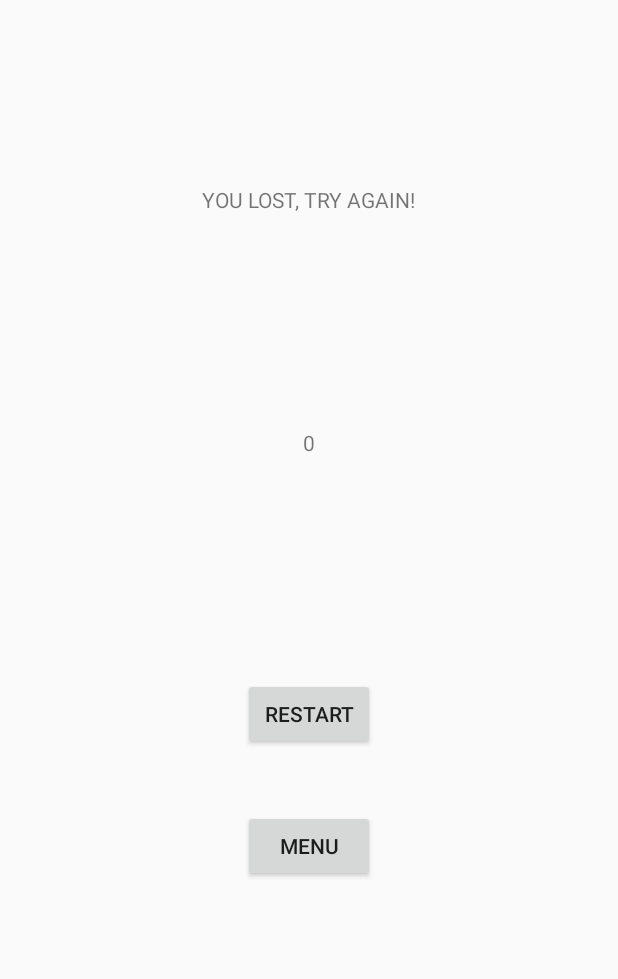
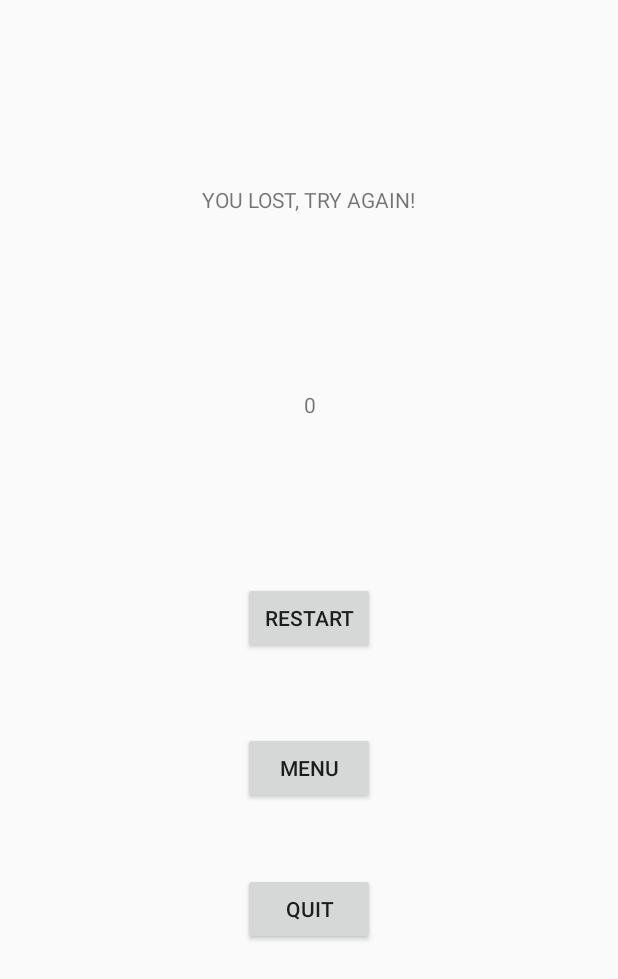
Before and after one commit to init-andrea/DroidShooter, an Android app: the EndScreenActivity screen opened directly, with no data from a screen before it, on a phone screen of 412 x 824 dp. Shown: the top 979 px of the screen. Run offline under Robolectric (Android 15) with nearby library versions, the phone set to English and light mode, and no system bars.

Commit message:
Added Utilities class for utility methods. End screen buttons working.

```diff
--- a/app/src/main/java/unipg/pigdm/droidshooter/controller/EndScreenActivity.java
+++ b/app/src/main/java/unipg/pigdm/droidshooter/controller/EndScreenActivity.java
@@ -1,5 +1,6 @@
 package unipg.pigdm.droidshooter.controller;
 
+import android.content.Intent;
 import android.os.Bundle;
 import android.view.View;
 import android.widget.Button;
@@ -12,7 +13,7 @@ import unipg.pigdm.droidshooter.R;
 public class EndScreenActivity extends AppCompatActivity {
 
     private TextView endText, endScore;
-    private Button restartButton, menuButton;
+    private Button restartButton, menuButton, quitButton;
 
     private View.OnClickListener restartClickListener = new View.OnClickListener() {
 
@@ -32,6 +33,15 @@ public class EndScreenActivity extends AppCompatActivity {
 
     };
 
+    private View.OnClickListener quitClickListener = new View.OnClickListener() {
+
+        @Override
+        public void onClick(View v) {
+            quitGame();
+        }
+
+    };
+
 
     @Override
     protected void onCreate(Bundle savedInstanceState) {
@@ -43,11 +53,13 @@ public class EndScreenActivity extends AppCompatActivity {
         endText = findViewById(R.id.endGameTextView);
         restartButton = findViewById(R.id.restartButton);
         menuButton = findViewById(R.id.menuButton);
+        quitButton = findViewById(R.id.endQuitButton);
         endScore.setText(String.valueOf(GameActivity.getScore()));
         setEndText(gameWon);
 
         restartButton.setOnClickListener(restartClickListener);
         menuButton.setOnClickListener(menuClickListener);
+        quitButton.setOnClickListener(quitClickListener);
     }
 
     private void setEndText(boolean result) {
@@ -59,11 +71,19 @@ public class EndScreenActivity extends AppCompatActivity {
     }
 
     private void restartGame(View view) {
-
+        Intent intent = new Intent(EndScreenActivity.this, GameActivity.class);
+        startActivity(intent);
     }
 
     private void backToMenu(View view) {
+        Intent intent = new Intent(EndScreenActivity.this, StartGameActivity.class);
+        startActivity(intent);
+    }
 
+    private void quitGame() {
+        finishAffinity();
+        finish();
+        System.exit(0);
     }
 
 }
--- a/app/src/main/java/unipg/pigdm/droidshooter/model/EnemyManager.java
+++ b/app/src/main/java/unipg/pigdm/droidshooter/model/EnemyManager.java
@@ -10,6 +10,8 @@ import java.util.Random;
 
 import unipg.pigdm.droidshooter.controller.GameActivity;
 import unipg.pigdm.droidshooter.view.CustomGameView;
+
+import static unipg.pigdm.droidshooter.util.Utilities.pxFromDp;
 
 public class EnemyManager {
 
@@ -172,13 +174,15 @@ public class EnemyManager {
         return Bitmap.createBitmap(bitmap, 0, 0, bitmap.getWidth(), bitmap.getHeight(), matrix, true);
     }
 
+    /*
     //From dp to px
     public static int pxFromDp(float dp) {
         return (int) (dp * CustomGameView.getDensity());
     }
 
-    //from px to dp
+    //From px to dp
     public static int dpFromPx(float px) {
         return (int) (px / CustomGameView.getDensity());
     }
+    */
 }
--- a/app/src/main/res/layout/activity_end.xml
+++ b/app/src/main/res/layout/activity_end.xml
@@ -1,7 +1,6 @@
 <?xml version="1.0" encoding="utf-8"?>
 <androidx.constraintlayout.widget.ConstraintLayout xmlns:android="http://schemas.android.com/apk/res/android"
     xmlns:app="http://schemas.android.com/apk/res-auto"
-    xmlns:tools="http://schemas.android.com/tools"
     android:layout_width="match_parent"
     android:layout_height="match_parent">
 
@@ -23,19 +22,20 @@
         android:text=""
         app:layout_constraintBottom_toBottomOf="parent"
         app:layout_constraintEnd_toEndOf="parent"
+        app:layout_constraintHorizontal_bias="0.501"
         app:layout_constraintStart_toStartOf="parent"
         app:layout_constraintTop_toTopOf="parent"
-        app:layout_constraintVertical_bias="0.355" />
+        app:layout_constraintVertical_bias="0.323" />
 
     <Button
         android:id="@+id/restartButton"
         android:layout_width="wrap_content"
         android:layout_height="wrap_content"
-        android:layout_marginBottom="324dp"
         android:text="@string/restart_button"
         app:layout_constraintBottom_toBottomOf="parent"
         app:layout_constraintEnd_toEndOf="parent"
-        app:layout_constraintStart_toStartOf="parent" />
+        app:layout_constraintStart_toStartOf="parent"
+        app:layout_constraintTop_toTopOf="parent" />
 
     <Button
         android:id="@+id/menuButton"
@@ -46,6 +46,19 @@
         app:layout_constraintBottom_toBottomOf="parent"
         app:layout_constraintEnd_toEndOf="parent"
         app:layout_constraintHorizontal_bias="0.501"
-        app:layout_constraintStart_toStartOf="parent" />
+        app:layout_constraintStart_toStartOf="parent"
+        app:layout_constraintTop_toBottomOf="@+id/restartButton" />
+
+    <Button
+        android:id="@+id/endQuitButton"
+        android:layout_width="wrap_content"
+        android:layout_height="wrap_content"
+        android:layout_marginBottom="148dp"
+        android:text="@string/quit_button"
+        app:layout_constraintBottom_toBottomOf="parent"
+        app:layout_constraintEnd_toEndOf="parent"
+        app:layout_constraintHorizontal_bias="0.501"
+        app:layout_constraintStart_toStartOf="parent"
+        app:layout_constraintTop_toBottomOf="@+id/menuButton" />
 
 </androidx.constraintlayout.widget.ConstraintLayout>
```
Also changed, not shown: app/src/main/java/unipg/pigdm/droidshooter/controller/GameActivity.java (+29 -15 lines), app/src/main/java/unipg/pigdm/droidshooter/controller/StartGameActivity.java (+4 -5 lines), app/src/main/java/unipg/pigdm/droidshooter/util/Utilities.java (added, +34 -0 lines), app/src/main/java/unipg/pigdm/droidshooter/view/CustomGameView.java (+7 -17 lines), 2 other files.
